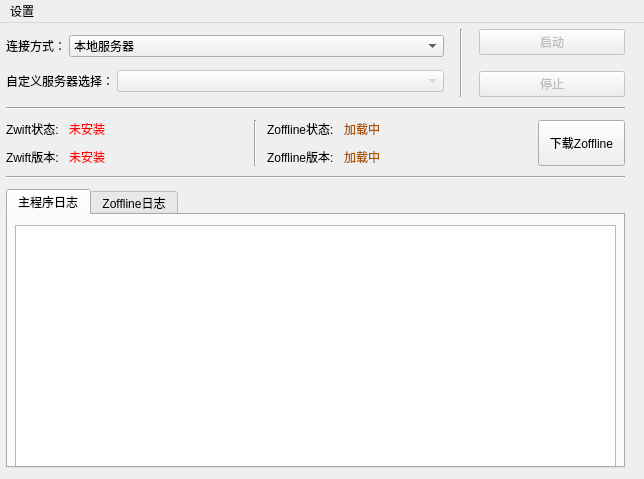
First picture: the form in ui/mainwindow.ui, repository zHElEARN/zoffline_launcher, before the edit.
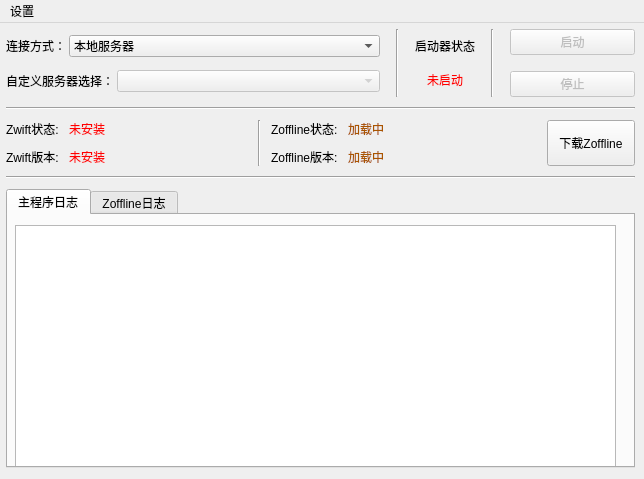
Second picture: the form after the edit.

Commit message: feat: add functionality to display startup status

The edit to the form file:
```diff
--- a/ui/mainwindow.ui
+++ b/ui/mainwindow.ui
@@ -31,7 +31,7 @@
      <rect>
       <x>0</x>
       <y>0</y>
-      <width>631</width>
+      <width>641</width>
       <height>451</height>
      </rect>
     </property>
@@ -52,7 +52,7 @@
       <number>6</number>
      </property>
      <item>
-      <layout class="QHBoxLayout" name="horizontalLayout_options" stretch="3,0,1">
+      <layout class="QHBoxLayout" name="horizontalLayout_options" stretch="3,0,0,0,1">
        <property name="spacing">
         <number>16</number>
        </property>
@@ -123,6 +123,40 @@
          </item>
         </layout>
        </item>
+       <item>
+        <widget class="Line" name="line_5">
+         <property name="orientation">
+          <enum>Qt::Vertical</enum>
+         </property>
+        </widget>
+       </item>
+       <item>
+        <layout class="QVBoxLayout" name="verticalLayout_2">
+         <property name="spacing">
+          <number>0</number>
+         </property>
+         <item>
+          <widget class="QLabel" name="label_launcherStatusTip">
+           <property name="text">
+            <string>启动器状态</string>
+           </property>
+          </widget>
+         </item>
+         <item>
+          <widget class="QLabel" name="label_launcherStatus">
+           <property name="styleSheet">
+            <string notr="true">QLabel { color: rgb(255, 0, 0); }</string>
+           </property>
+           <property name="text">
+            <string>未启动</string>
+           </property>
+           <property name="alignment">
+            <set>Qt::AlignCenter</set>
+           </property>
+          </widget>
+         </item>
+        </layout>
+       </item>
        <item>
         <widget class="Line" name="line_3">
          <property name="orientation">
```
The commit also changes 4 other files.
